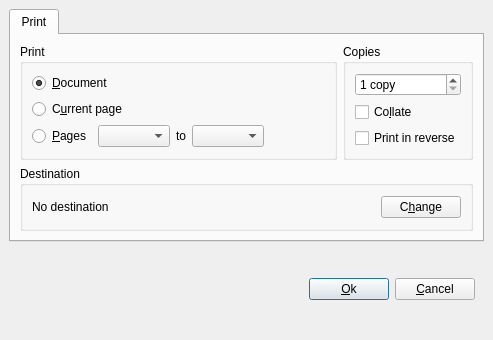
First picture: the form in src/qdjviewprintdialog.ui, repository barak/djview4, before the edit.
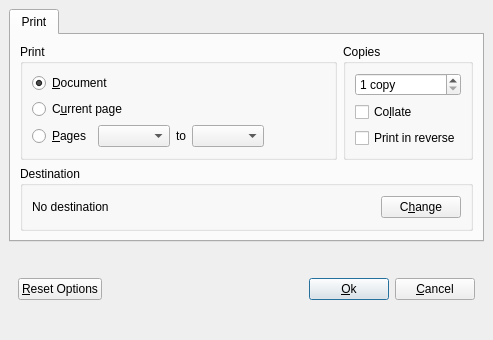
Second picture: the form after the edit.

Commit message: added qdjviewgammawidget added fake preference dialogs to test update mechanism added resetButton in save and print dialogs.

```diff
--- a/src/qdjviewprintdialog.ui
+++ b/src/qdjviewprintdialog.ui
@@ -228,6 +228,19 @@
        <property name="spacing" >
         <number>6</number>
        </property>
+       <item>
+        <widget class="QPushButton" name="resetButton" >
+         <property name="text" >
+          <string>&amp;Reset Options</string>
+         </property>
+         <property name="autoDefault" >
+          <bool>false</bool>
+         </property>
+         <property name="flat" >
+          <bool>false</bool>
+         </property>
+        </widget>
+       </item>
        <item>
         <spacer>
          <property name="orientation" >
```
The commit also changes 7 other files.
